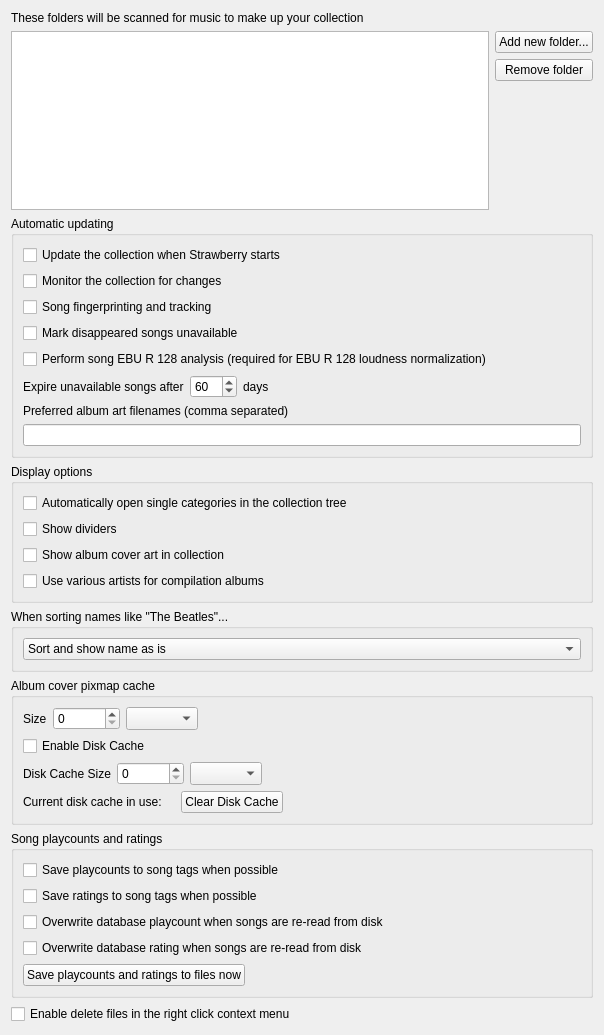
Old version of the form src/settings/collectionsettingspage.ui in the repository strawberrymusicplayer/strawberry.
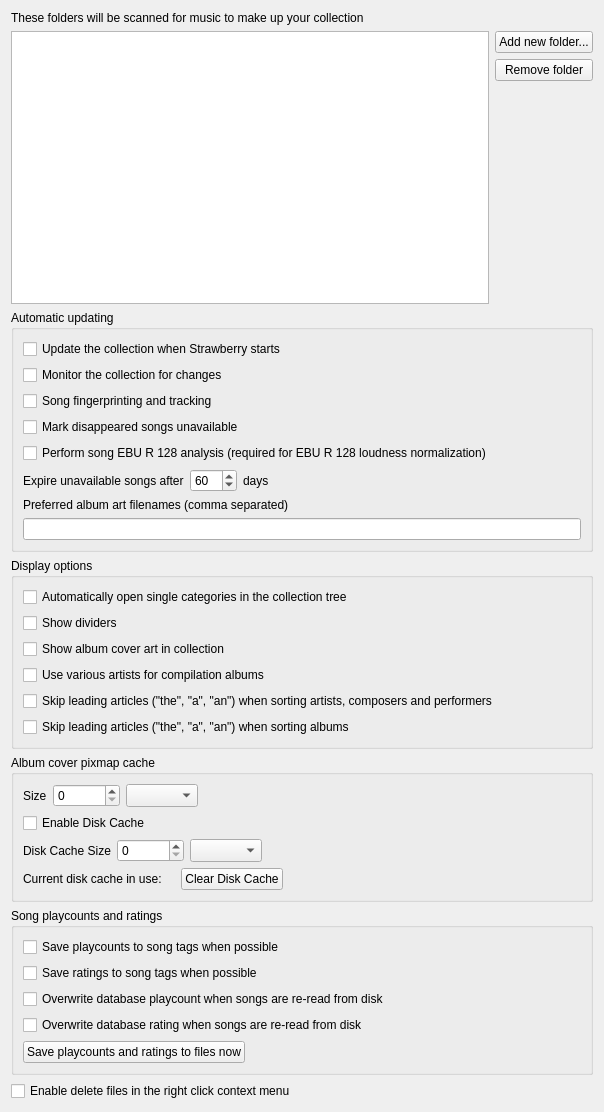
New version of the form.

Commit message: Refactor use of sort tags

What changed in the file:
```diff
--- a/src/settings/collectionsettingspage.ui
+++ b/src/settings/collectionsettingspage.ui
@@ -7,7 +7,7 @@
     <x>0</x>
     <y>0</y>
     <width>604</width>
-    <height>1035</height>
+    <height>1112</height>
    </rect>
   </property>
   <property name="windowTitle">
@@ -235,37 +235,18 @@
         </property>
        </widget>
       </item>
-     </layout>
-    </widget>
-   </item>
-   <item>
-    <widget class="QGroupBox" name="groupbox_sort">
-     <property name="title">
-      <string>When sorting names like &quot;The Beatles&quot;...</string>
-     </property>
-     <layout class="QVBoxLayout" name="layout_sort">
       <item>
-       <widget class="QComboBox" name="combobox_sort">
-        <item>
-         <property name="text">
-          <string>Sort and show name as is</string>
-         </property>
-        </item>
-        <item>
-         <property name="text">
-          <string>Skip articles &quot;The, A, An&quot; for sorting but show name as is</string>
-         </property>
-        </item>
-        <item>
-         <property name="text">
-          <string>Use sort tag for sorting and show name as is</string>
-         </property>
-        </item>
-        <item>
-         <property name="text">
-          <string>Use sort tag for sorting and display</string>
-         </property>
-        </item>
+       <widget class="QCheckBox" name="checkbox_skip_articles_for_artists">
+        <property name="text">
+         <string>Skip leading articles (&quot;the&quot;, &quot;a&quot;, &quot;an&quot;) when sorting artists, composers and performers</string>
+        </property>
+       </widget>
+      </item>
+      <item>
+       <widget class="QCheckBox" name="checkbox_skip_articles_for_albums">
+        <property name="text">
+         <string>Skip leading articles (&quot;the&quot;, &quot;a&quot;, &quot;an&quot;) when sorting albums</string>
+        </property>
        </widget>
       </item>
      </layout>
```
Left out of the diff: 3 changed lines with no effect on the pictures. The commit also changes 9 other files.
